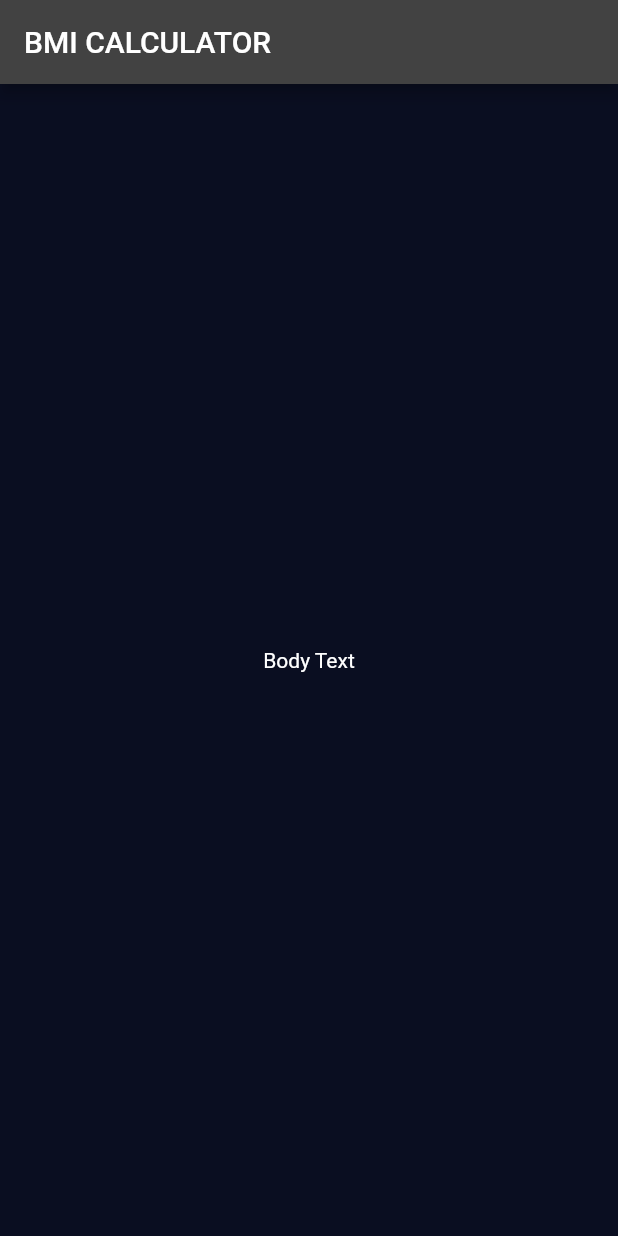
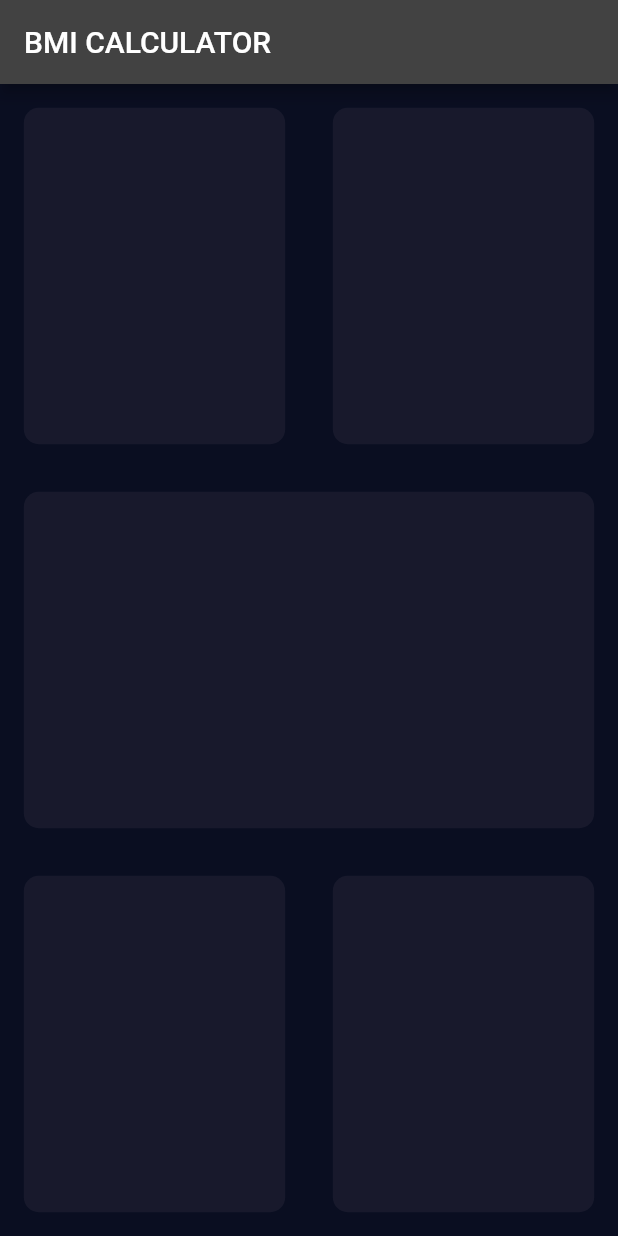
Before and after one commit to hammadyousuf/bmi_weight_managment_flutter, a Flutter app: the screen it shows after launch, on a phone screen of 412 x 824 dp. Run offline on Flutter 3.47's test engine with Material 2 defaults, Android fonts, the phone set to English and light mode, and no system bars.

Commit message:
ReusableCard

```diff
--- a/lib/Imput_page.dart
+++ b/lib/Imput_page.dart
@@ -12,8 +12,48 @@ class _InputPageState extends State<InputPage> {
         title: Text('BMI CALCULATOR'),
 
       ),
-      body: Center(
-        child: Text('Body Text'),
+      body:Column(
+        children: <Widget>[
+          Expanded(child:Row(
+          children: <Widget>[
+          Expanded(child:ReusableCard(colour: Color(0xFF1D1E3),)
+          ),
+      Expanded(child:ReusableCard(colour: Color(0xFF1D1E3),)
+      ),
+        ],
+      )),
+          Expanded(child:ReusableCard(colour: Color(0xFF1D1E3),)
+          ),
+          Expanded(child:Row(
+            children: <Widget>[
+              Expanded(child:ReusableCard(colour: Color(0xFF1D1E3),)
+              ),
+              Expanded(child:ReusableCard(colour: Color(0xFF1D1E3),)
+              ),
+            ],
+          )),
+
+
+        ],
+      )
+
+    );
+  }
+}
+
+class ReusableCard extends StatelessWidget {
+
+  ReusableCard({@required this.colour});
+
+  final Color colour;
+
+  @override
+  Widget build(BuildContext context) {
+    return Container(
+      margin: EdgeInsets.all(15.9),
+      decoration: BoxDecoration(
+        color: colour,
+        borderRadius: BorderRadius.circular(10.0),
       ),
 
     );
```
